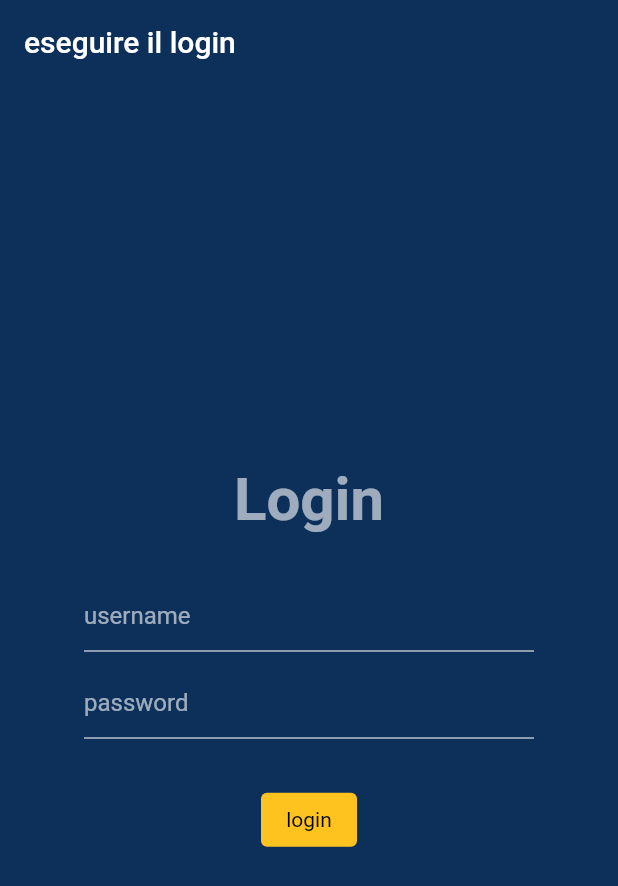
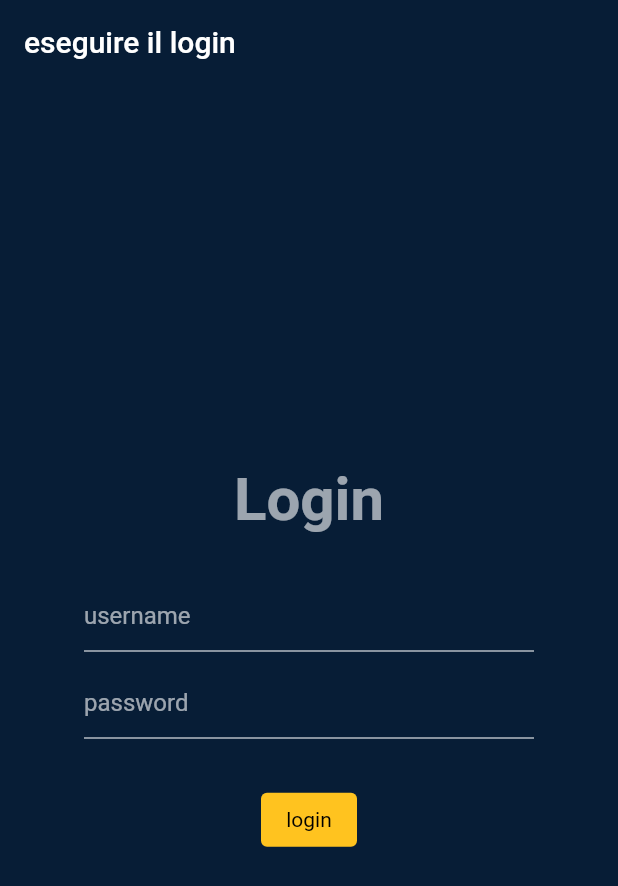
Before and after one commit to nicolo9728/registro_elettronico, a Flutter app: the screen it shows after launch, on a phone screen of 412 x 824 dp. Shown: the top 886 px of the screen. Run offline on Flutter 3.47's test engine with Material 2 defaults, Android fonts, the phone set to English and light mode, and no system bars; missing offline and left inert: dart:ffi.

Commit message:
fix colori

```diff
--- a/mobile/registro/lib/main.dart
+++ b/mobile/registro/lib/main.dart
@@ -11,7 +11,7 @@ class App extends StatelessWidget {
     return MaterialApp(
       home: Autenticazione(),
       theme: ThemeData(
-          scaffoldBackgroundColor: Color.fromARGB(255, 12, 48, 90),
+          scaffoldBackgroundColor: Color.fromARGB(255, 7, 29, 54),
           appBarTheme: AppBarTheme(backgroundColor: Colors.transparent, elevation: 0),
           textTheme: TextTheme(
               bodyText1: TextStyle(color: Colors.white60),
--- a/mobile/registro/lib/routes/AggiungiVoto.dart
+++ b/mobile/registro/lib/routes/AggiungiVoto.dart
@@ -49,13 +49,11 @@ class _AggiungiVotoState extends State<AggiungiVoto> {
     return Scaffold(
       appBar: AppBar(
         elevation: 0,
-        backgroundColor: Color.fromARGB(255, 7, 29, 54),
       ),
       resizeToAvoidBottomInset: false,
       body: Container(
         height: MediaQuery.of(context).size.height,
         padding: EdgeInsets.only(bottom: 50),
-        color: Color.fromARGB(255, 7, 29, 54),
         child: Padding(
           padding: EdgeInsets.symmetric(horizontal: 20, vertical: 15),
           child: Column(
--- a/mobile/registro/lib/views/StudenteProfilo.dart
+++ b/mobile/registro/lib/views/StudenteProfilo.dart
@@ -27,7 +27,6 @@ class StudenteProfilo extends StatelessWidget {
                 height: 200,
                 decoration: BoxDecoration(
                   borderRadius: BorderRadius.circular(10),
-                  color: Color.fromARGB(255, 7, 29, 54),
                 ),
                 child: Column(
                   crossAxisAlignment: CrossAxisAlignment.center,
@@ -41,7 +40,7 @@ class StudenteProfilo extends StatelessWidget {
                       height: 15,
                     ),
                     Text(
-                      profilo.media.toString(),
+                      profilo.media.toStringAsFixed(1),
                       style: TextStyle(fontSize: 35),
                     )
                   ],
```
Also changed, not shown: mobile/registro/lib/views/StudenteItem.dart (+6 -2 lines).
